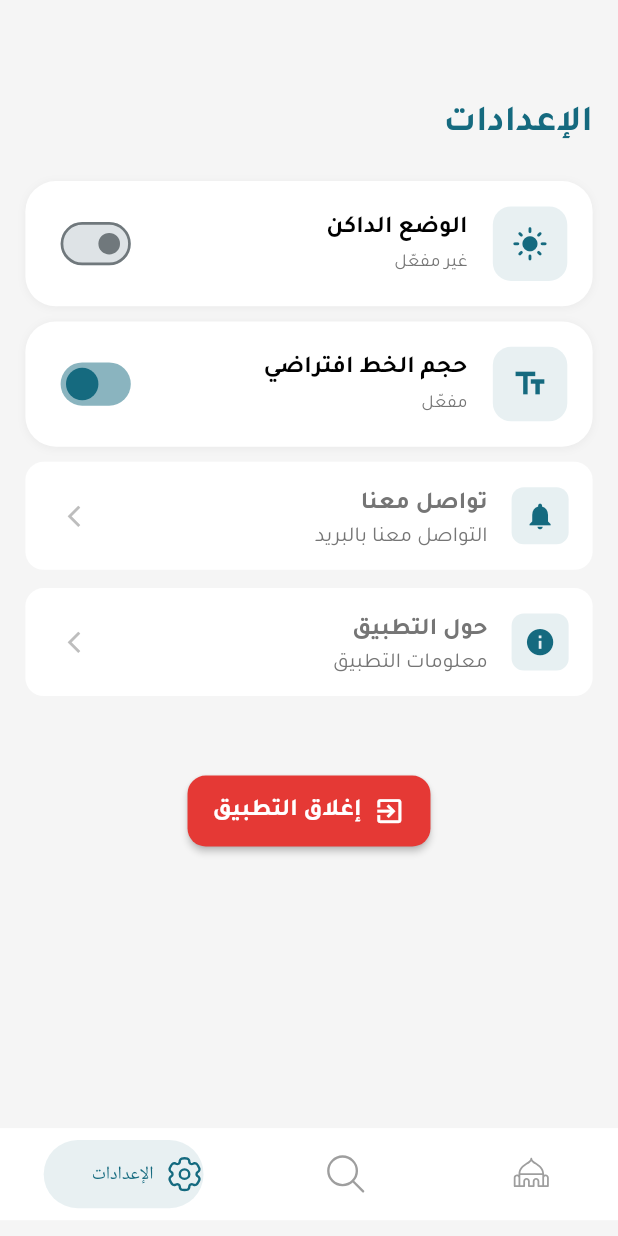
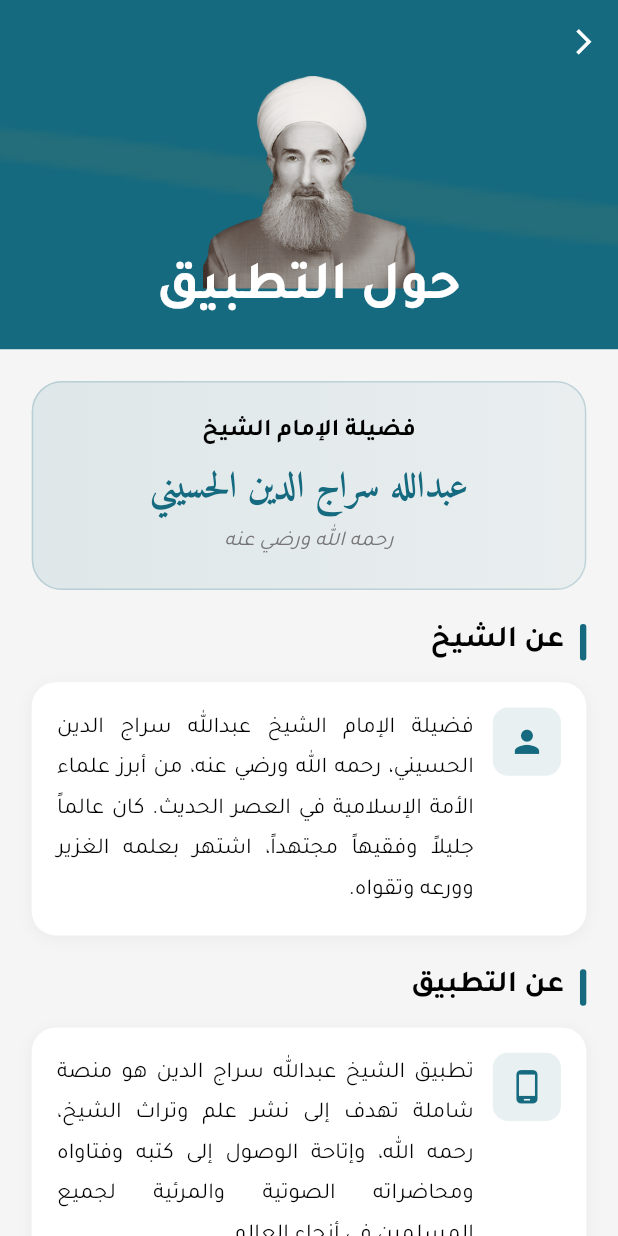
Before and after one commit to oiu85/Seraj-Aldeen-Islamic-flutter-app, a Flutter app: the screen it shows after launch, item 3 of the bottom bar chosen, after a tap on "حول التطبيق", on a phone screen of 412 x 824 dp. Run offline on Flutter 3.47's test engine with Material 3 defaults, Android fonts, the phone set to English and light mode, and no system bars; drawn by our look-alikes of flutter_animate, salomon_bottom_bar; our stand-ins replace dartz, device_info_plus, dio, equatable, flutter_bloc, flutter_screenutil and 15 more; missing offline and left inert: android_intent_plus; network calls fail.

Commit message:
*Abdullah (creating the about us page)

```diff
--- a/lib/core/routes.dart
+++ b/lib/core/routes.dart
@@ -8,5 +8,6 @@ class AppRoute{
   static const String gallery ="/gallery";
   static const String booksPage ="/booksPage";
   static const String contacUs ="/contacUs";
+  static const String aboutApp ="/aboutApp";
 
 }
--- /dev/null
+++ b/lib/features/settings/presentation/pages/about_app_page.dart
@@ -0,0 +1,450 @@
+import 'package:flutter/material.dart';
+import 'package:flutter_animate/flutter_animate.dart';
+import 'package:seraj_aldean_flutter_app/config/appconfig/app_colors.dart';
+import 'package:seraj_aldean_flutter_app/core/responsive/screen_util_res.dart';
+import 'package:seraj_aldean_flutter_app/core/shared/widgets/app_scaffold.dart';
+import 'package:seraj_aldean_flutter_app/gen/assets.gen.dart';
+import 'package:seraj_aldean_flutter_app/gen/fonts.gen.dart';
+
+/// About App Page - Information about Sheikh Abdullah Seraj Aldeen
+class AboutAppPage extends StatelessWidget {
+  const AboutAppPage({super.key});
+
+  @override
+  Widget build(BuildContext context) {
+    return AppScaffold.clean(
+      body: CustomScrollView(
+        slivers: [
+          // App Bar with Sheikh's Name
+          SliverAppBar(
+            expandedHeight: 230.h,
+            floating: false,
+            pinned: true,
+            backgroundColor: AppColors.primary,
+            leading: IconButton(
+              icon: Icon(
+                Icons.arrow_back_ios,
+                color: Colors.white,
+                size: 20.f,
+              ),
+              onPressed: () => Navigator.pop(context),
+            ),
+            flexibleSpace: FlexibleSpaceBar(
+              centerTitle: true,
+              title: Text(
+                'حول التطبيق',
+                style: TextStyle(
+                  fontFamily: FontFamily.tajawal,
+                  fontSize: 24.f,
+                  fontWeight: FontWeight.bold,
+                  color: Colors.white,
+                ),
+              ),
+              background: Container(
+                decoration: BoxDecoration(
+                  gradient: LinearGradient(
+                    begin: Alignment.topCenter,
+                    end: Alignment.bottomCenter,
+                    colors: [
+                      AppColors.primary,
+                      AppColors.primary.withValues(alpha: 0.8),
+                    ],
+                  ),
+                ),
+                child: Stack(
+                  children: [
+                    // Decorative Pattern
+                    Positioned.fill(
+                      child: Opacity(
+                        opacity: 0.1,
+                        child: Image.asset(
+                          Assets.images.appbarImageLeft.path,
+                          fit: BoxFit.cover,
+                          width: 100,
+                        ),
+                      ),
+                    ),
+                    // Sheikh Image
+                    Center(
+                      child: Padding(
+                        padding: EdgeInsets.only(top: 10.h),
+                        child: ClipRRect(
+                          borderRadius: BorderRadius.circular(20.r),
+                          child: Image.asset(
+                            Assets.images.abdullahSerajAldeen.path,
+                            height: 140.h,
+                            width: 200.w,
+                            fit: BoxFit.contain,
+                          ),
+                        ),
+                      ),
+                    ),
+                  ],
+                ),
+              ),
+            ),
+          ),
+
+          // Content
+          SliverToBoxAdapter(
+            child: Padding(
+              padding: EdgeInsets.all(20.w),
+              child: Column(
+                crossAxisAlignment: CrossAxisAlignment.start,
+                children: [
+                  // Sheikh's Name Card
+                  _buildSheikhNameCard()
+                      .animate()
+                      .fadeIn(duration: 600.ms, delay: 200.ms)
+                      .slideY(begin: 0.2, end: 0, duration: 500.ms, delay: 200.ms),
+
+                  SizedBox(height: 20.h),
+
+                  // About Sheikh Section
+                  _buildSectionTitle('عن الشيخ')
+                      .animate()
+                      .fadeIn(duration: 500.ms, delay: 400.ms)
+                      .slideX(begin: -0.2, end: 0, duration: 500.ms, delay: 400.ms),
+
+                  SizedBox(height: 12.h),
+
+                  _buildContentCard(
+                    icon: Icons.person,
+                    content:
+                        'فضيلة الإمام الشيخ عبدالله سراج الدين الحسيني، رحمه الله ورضي عنه، من أبرز علماء الأمة الإسلامية في العصر الحديث. كان عالماً جليلاً وفقيهاً مجتهداً، اشتهر بعلمه الغزير وورعه وتقواه.',
+                  ).animate()
+                      .fadeIn(duration: 600.ms, delay: 500.ms)
+                      .slideY(begin: 0.2, end: 0, duration: 500.ms, delay: 500.ms),
+
+                  SizedBox(height: 20.h),
+
+                  // About App Section
+                  _buildSectionTitle('عن التطبيق')
+                      .animate()
+                      .fadeIn(duration: 500.ms, delay: 600.ms)
+                      .slideX(begin: -0.2, end: 0, duration: 500.ms, delay: 600.ms),
+
+                  SizedBox(height: 12.h),
+
+                  _buildContentCard(
+                    icon: Icons.phone_android,
+                    content:
+                        'تطبيق الشيخ عبدالله سراج الدين هو منصة شاملة تهدف إلى نشر علم وتراث الشيخ، رحمه الله، وإتاحة الوصول إلى كتبه وفتاواه ومحاضراته الصوتية والمرئية لجميع المسلمين في أنحاء العالم.',
+                  ).animate()
+                      .fadeIn(duration: 600.ms, delay: 700.ms)
+                      .slideY(begin: 0.2, end: 0, duration: 500.ms, delay: 700.ms),
+
+                  SizedBox(height: 20.h),
+
+                  // App Features Section
+                  _buildSectionTitle('مميزات التطبيق')
+                      .animate()
+                      .fadeIn(duration: 500.ms, delay: 800.ms)
+                      .slideX(begin: -0.2, end: 0, duration: 500.ms, delay: 800.ms),
+
+                  SizedBox(height: 12.h),
+
+                  _buildFeaturesList().animate()
+                      .fadeIn(duration: 600.ms, delay: 900.ms)
+                      .slideY(begin: 0.2, end: 0, duration: 500.ms, delay: 900.ms),
+
+                  SizedBox(height: 20.h),
+
+                  // Purpose Section
+                  _buildSectionTitle('رسالة التطبيق')
+                      .animate()
+                      .fadeIn(duration: 500.ms, delay: 1000.ms)
+                      .slideX(begin: -0.2, end: 0, duration: 500.ms, delay: 1000.ms),
+
+                  SizedBox(height: 12.h),
+
+                  _buildContentCard(
+                    icon: Icons.menu_book,
+                    content:
+                        'يسعى هذا التطبيق إلى حفظ التراث العلمي للشيخ عبدالله سراج الدين وتقديمه للأجيال القادمة بطريقة عصرية وميسرة، ليستفيد منه طلاب العلم والباحثون والمهتمون بالعلوم الشرعية.',
+                  ).animate()
+                      .fadeIn(duration: 600.ms, delay: 1100.ms)
+                      .slideY(begin: 0.2, end: 0, duration: 500.ms, delay: 1100.ms),
+
+                  SizedBox(height: 20.h),
+
+                  // Dua Section
+                  _buildDuaCard()
+                      .animate()
+                      .fadeIn(duration: 600.ms, delay: 1200.ms)
+                      .scale(begin: const Offset(0.9, 0.9), end: const Offset(1.0, 1.0), duration: 500.ms, delay: 1200.ms),
+
+                  SizedBox(height: 30.h),
+                ],
+              ),
+            ),
+          ),
+        ],
+      ),
+    );
+  }
+
+  Widget _buildSheikhNameCard() {
+    return Container(
+      width: double.infinity,
+      padding: EdgeInsets.all(20.w),
+      decoration: BoxDecoration(
+        gradient: LinearGradient(
+          colors: [
+            AppColors.primary.withValues(alpha: 0.1),
+            AppColors.primary.withValues(alpha: 0.05),
+          ],
+        ),
+        borderRadius: BorderRadius.circular(20.r),
+        border: Border.all(
+          color: AppColors.primary.withValues(alpha: 0.2),
+          width: 1,
+        ),
+      ),
+      child: Column(
+        children: [
+          Text(
+            'فضيلة الإمام الشيخ',
+            style: TextStyle(
+              fontFamily: FontFamily.tajawal,
+              fontSize: 16.f,
+              fontWeight: FontWeight.w600,
+              color: AppColors.textPrimary,
+            ),
+            textAlign: TextAlign.center,
+          ),
+          SizedBox(height: 8.h),
+          Text(
+            'عبدالله سراج الدين الحسيني',
+            style: TextStyle(
+              fontFamily: FontFamily.amiri,
+              fontSize: 24.f,
+              fontWeight: FontWeight.bold,
+              color: AppColors.primary,
+              height: 1.5,
+            ),
+            textAlign: TextAlign.center,
+          ),
+          SizedBox(height: 8.h),
+          Text(
+            'رحمه الله ورضي عنه',
+            style: TextStyle(
+              fontFamily: FontFamily.tajawal,
+              fontSize: 14.f,
+              color: AppColors.textSecondary,
+              fontStyle: FontStyle.italic,
+            ),
+            textAlign: TextAlign.center,
+          ),
+        ],
+      ),
+    );
+  }
+
+  Widget _buildSectionTitle(String title) {
+    return Row(
+      children: [
+        Container(
+          width: 4.w,
+          height: 24.h,
+          decoration: BoxDecoration(
+            color: AppColors.primary,
+            borderRadius: BorderRadius.circular(2.r),
+          ),
+        ),
+        SizedBox(width: 10.w),
+        Text(
+          title,
+          style: TextStyle(
+            fontFamily: FontFamily.tajawal,
+            fontSize: 20.f,
+            fontWeight: FontWeight.bold,
+            color: AppColors.textPrimary,
+          ),
+        ),
+      ],
+    );
+  }
+
+  Widget _buildContentCard({
+    required IconData icon,
+    required String content,
+  }) {
+    return Container(
+      width: double.infinity,
+      padding: EdgeInsets.all(16.w),
+      decoration: BoxDecoration(
+        color: AppColors.cardBackground,
+        borderRadius: BorderRadius.circular(16.r),
+        boxShadow: [
+          BoxShadow(
+            color: AppColors.black.withValues(alpha: 0.05),
+            blurRadius: 8,
+            offset: const Offset(0, 2),
+          ),
+        ],
+      ),
+      child: Row(
+        crossAxisAlignment: CrossAxisAlignment.start,
+        children: [
+          Container(
+            padding: EdgeInsets.all(10.w),
+            decoration: BoxDecoration(
+              color: AppColors.primary.withValues(alpha: 0.1),
+              borderRadius: BorderRadius.circular(10.r),
+            ),
+            child: Icon(
+              icon,
+              color: AppColors.primary,
+              size: 24.f,
+            ),
+          ),
+          SizedBox(width: 12.w),
+          Expanded(
+            child: Text(
+              content,
+              style: TextStyle(
+                fontFamily: FontFamily.tajawal,
+                fontSize: 15.f,
+                color: AppColors.textPrimary,
+                height: 1.8,
+              ),
+              textAlign: TextAlign.justify,
+            ),
+          ),
+        ],
+      ),
+    );
+  }
+
+  Widget _buildFeaturesList() {
+    final features = [
+      {'icon': Icons.book, 'text': 'كُتُب الإمام ومؤلفاته القيمة'},
+      {'icon': Icons.article, 'text': 'فوائد وفتاوى شرعية'},
+      {'icon': Icons.headphones, 'text': 'مكتبة صوتية شاملة'},
+      {'icon': Icons.video_library, 'text': 'محاضرات ودروس مرئية'},
+      {'icon': Icons.photo_library, 'text': 'معرض صور توثيقي'},
+      {'icon': Icons.search, 'text': 'بحث شامل في المحتوى'},
+    ];
+
+    return Container(
+      padding: EdgeInsets.all(16.w),
+      decoration: BoxDecoration(
+        color: AppColors.cardBackground,
+        borderRadius: BorderRadius.circular(16.r),
+        boxShadow: [
+          BoxShadow(
+            color: AppColors.black.withValues(alpha: 0.05),
+            blurRadius: 8,
+            offset: const Offset(0, 2),
+          ),
+        ],
+      ),
+      child: Column(
+        children: features.map((feature) {
+          return Padding(
+            padding: EdgeInsets.symmetric(vertical: 8.h),
+            child: Row(
+              children: [
+                Container(
+                  padding: EdgeInsets.all(8.w),
+                  decoration: BoxDecoration(
+                    color: AppColors.primary.withValues(alpha: 0.1),
+                    borderRadius: BorderRadius.circular(8.r),
+                  ),
+                  child: Icon(
+                    feature['icon'] as IconData,
+                    color: AppColors.primary,
+                    size: 20.f,
+                  ),
+                ),
+                SizedBox(width: 12.w),
+                Expanded(
+                  child: Text(
+                    feature['text'] as String,
+                    style: TextStyle(
+                      fontFamily: FontFamily.tajawal,
+                      fontSize: 14.f,
+                      color: AppColors.textPrimary,
+                    ),
+                  ),
+                ),
+                Icon(
+                  Icons.check_circle,
+                  color: AppColors.primary,
+                  size: 18.f,
+                ),
+              ],
+            ),
+          );
+        }).toList(),
+      ),
+    );
+  }
+
+  Widget _buildDuaCard() {
+    return Container(
+      width: double.infinity,
+      padding: EdgeInsets.all(20.w),
+      decoration: BoxDecoration(
+        gradient: LinearGradient(
+          begin: Alignment.topRight,
+          end: Alignment.bottomLeft,
+          colors: [
+            AppColors.primary.withValues(alpha: 0.15),
+            AppColors.primary.withValues(alpha: 0.05),
+          ],
+        ),
+        borderRadius: BorderRadius.circular(20.r),
+        border: Border.all(
+          color: AppColors.primary.withValues(alpha: 0.3),
+          width: 1.5,
+        ),
+      ),
+      child: Column(
+        children: [
+          Icon(
+            Icons.auto_awesome,
+            color: AppColors.primary,
+            size: 32.f,
+          ),
+          SizedBox(height: 12.h),
+          Text(
+            'رَحِمَهُ اللهُ رَحْمَةً وَاسِعَةً',
+            style: TextStyle(
+              fontFamily: FontFamily.amiri,
+              fontSize: 22.f,
+              fontWeight: FontWeight.bold,
+              color: AppColors.primary,
+              height: 1.8,
+            ),
+            textAlign: TextAlign.center,
+          ),
+          SizedBox(height: 8.h),
+          Text(
+            'وَأَسْكَنَهُ فَسِيحَ جَنَّاتِهِ',
+            style: TextStyle(
+              fontFamily: FontFamily.amiri,
+              fontSize: 20.f,
+              fontWeight: FontWeight.bold,
+              color: AppColors.primary,
+              height: 1.8,
+            ),
+            textAlign: TextAlign.center,
+          ),
+          SizedBox(height: 8.h),
+          Text(
+            'وَجَزَاهُ عَنَّا وَعَنِ الْمُسْلِمِينَ خَيْرَ الْجَزَاءِ',
+            style: TextStyle(
+              fontFamily: FontFamily.amiri,
+              fontSize: 18.f,
+              color: AppColors.textPrimary,
+              height: 1.8,
+            ),
+            textAlign: TextAlign.center,
+          ),
+        ],
+      ),
+    );
+  }
+}
--- a/lib/features/settings/presentation/pages/settings_page.dart
+++ b/lib/features/settings/presentation/pages/settings_page.dart
@@ -4,6 +4,7 @@ import 'package:flutter/material.dart';
 import 'package:get/get.dart';
 import 'package:seraj_aldean_flutter_app/core/responsive/screen_util_res.dart';
 import 'package:seraj_aldean_flutter_app/core/routes.dart';
+import 'package:seraj_aldean_flutter_app/features/settings/presentation/widgets/download_path_widget.dart';
 import 'package:seraj_aldean_flutter_app/features/settings/presentation/widgets/font_size_toggle_widget.dart';
 import 'package:seraj_aldean_flutter_app/features/settings/presentation/widgets/theme_toggle_widget.dart';
 import '../../../../config/appconfig/app_colors.dart';
@@ -57,8 +58,16 @@ class SettingsPage extends StatelessWidget {
                     icon: Icons.info,
                     title: "حول التطبيق",
                     subtitle: "معلومات التطبيق",
-                    onTap: () {},
+                    onTap: () {
+                      Get.toNamed(AppRoute.aboutApp);
+                    },
                   ),
+
+                  SizedBox(height: 10.h),
+
+                  // Download Path Widget
+                  const DownloadPathWidget(),
+
                   SizedBox(height: 40.h),
                   Center(
                     child: CloseAppButton(
--- /dev/null
+++ b/lib/features/settings/presentation/widgets/download_path_widget.dart
@@ -0,0 +1,237 @@
+import 'package:flutter/material.dart';
+import 'package:flutter/services.dart';
+import 'package:seraj_aldean_flutter_app/config/appconfig/app_colors.dart';
+import 'package:seraj_aldean_flutter_app/core/responsive/screen_util_res.dart';
+import 'package:seraj_aldean_flutter_app/gen/fonts.gen.dart';
+
+/// Download Path Widget for Settings Page (Read-Only)
+class DownloadPathWidget extends StatefulWidget {
+  const DownloadPathWidget({super.key});
+
+  @override
+  State<DownloadPathWidget> createState() => _DownloadPathWidgetState();
+}
+
+class _DownloadPathWidgetState extends State<DownloadPathWidget> {
+  // Default Android download path (Read-Only)
+  final String _downloadPath = '/storage/emulated/0/Download';
+  bool _isExpanded = false;
+
+  void _copyPathToClipboard() {
+    Clipboard.setData(ClipboardData(text: _downloadPath));
+    ScaffoldMessenger.of(context).showSnackBar(
+      SnackBar(
+        content: Text(
+          'تم نسخ المسار',
+          style: TextStyle(
+            fontFamily: FontFamily.tajawal,
+            fontSize: 14.f,
+          ),
+          textAlign: TextAlign.center,
+        ),
+        backgroundColor: AppColors.primary,
+        duration: const Duration(seconds: 2),
+        behavior: SnackBarBehavior.floating,
+        shape: RoundedRectangleBorder(
+          borderRadius: BorderRadius.circular(10.r),
+        ),
+      ),
+    );
+  }
+
+  @override
+  Widget build(BuildContext context) {
+    return Container(
+      margin: EdgeInsets.symmetric(horizontal: 0.w, vertical: 0.h),
+      padding: EdgeInsets.all(16.w),
+      decoration: BoxDecoration(
+        color: AppColors.cardBackground,
+        borderRadius: BorderRadius.circular(20.r),
+        boxShadow: [
+          BoxShadow(
+            color: AppColors.black.withValues(alpha: 0.05),
+            blurRadius: 4,
+            offset: const Offset(0, 1),
+          ),
+        ],
+      ),
+      child: Column(
+        children: [
+          // Main Row
+          InkWell(
+            onTap: () {
+              setState(() {
+                _isExpanded = !_isExpanded;
+              });
+            },
+            borderRadius: BorderRadius.circular(12.r),
+            child: Row(
+              children: [
+                // Icon
+                Container(
+                  padding: EdgeInsets.all(12.w),
+                  decoration: BoxDecoration(
+                    color: AppColors.primary.withValues(alpha: 0.1),
+                    borderRadius: BorderRadius.circular(12.r),
+                  ),
+                  child: Icon(
+                    Icons.folder_outlined,
+                    color: AppColors.primary,
+                    size: 24.f,
+                  ),
+                ),
+                SizedBox(width: 16.w),
+
+                // Text
+                Expanded(
+                  child: Column(
+                    crossAxisAlignment: CrossAxisAlignment.start,
+                    children: [
+                      Text(
+                        'مسار التنزيلات',
+                        style: TextStyle(
+                          fontSize: 16.f,
+                          fontWeight: FontWeight.bold,
+                          fontFamily: FontFamily.tajawal,
+                          color: AppColors.textPrimary,
+                        ),
+                      ),
+                      SizedBox(height: 4.h),
+                      Text(
+                        _isExpanded
+                            ? _downloadPath
+                            : '${_downloadPath.substring(0, _downloadPath.length > 25 ? 25 : _downloadPath.length)}...',
+                        style: TextStyle(
+                          fontSize: 12.f,
+                          fontFamily: FontFamily.tajawal,
+                          color: AppColors.textSecondary,
+                        ),
+                        maxLines: _isExpanded ? null : 1,
+                        overflow: _isExpanded ? null : TextOverflow.ellipsis,
+                      ),
+                    ],
+                  ),
+                ),
+
+                // Expand/Collapse Icon
+                Icon(
+                  _isExpanded ? Icons.arrow_back_ios: Icons.arrow_forward_ios ,
+                  size: 16.w,
+                  color: AppColors.textSecondary,
+                ),
+              ],
+            ),
+          ),
+
+          // Expanded Content
+          if (_isExpanded) ...[
+            SizedBox(height: 16.h),
+            Container(
+              padding: EdgeInsets.all(12.w),
+              decoration: BoxDecoration(
+                color: AppColors.primary.withValues(alpha: 0.05),
+                borderRadius: BorderRadius.circular(12.r),
+                border: Border.all(
+                  color: AppColors.primary.withValues(alpha: 0.1),
+                  width: 1,
+                ),
+              ),
+              child: Column(
+                crossAxisAlignment: CrossAxisAlignment.stretch,
+                children: [
+                  // Full Path Display
+                  Container(
+                    padding: EdgeInsets.all(12.w),
+                    decoration: BoxDecoration(
+                      color: AppColors.scaffoldBackground,
+                      borderRadius: BorderRadius.circular(8.r),
+                    ),
+                    child: Row(
+                      children: [
+                        Icon(
+                          Icons.folder,
+                          color: AppColors.primary,
+                          size: 20.f,
+                        ),
+                        SizedBox(width: 8.w),
+                        Expanded(
+                          child: Text(
+                            _downloadPath,
+                            style: TextStyle(
+                              fontSize: 13.f,
+                              fontFamily: FontFamily.tajawal,
+                              color: AppColors.textPrimary,
+                              fontWeight: FontWeight.w500,
+                            ),
+                          ),
+                        ),
+                      ],
+                    ),
+                  ),
+
+                  SizedBox(height: 12.h),
+
+                  // Copy Button
+                  SizedBox(
+                    width: double.infinity,
+                    child: ElevatedButton.icon(
+                      onPressed: _copyPathToClipboard,
+                      icon: Icon(
+                        Icons.copy,
+                        size: 18.f,
+                      ),
+                      label: Text(
+                        'نسخ المسار',
+                        style: TextStyle(
+                          fontSize: 14.f,
+                          fontFamily: FontFamily.tajawal,
+                          fontWeight: FontWeight.w600,
+                        ),
+                      ),
+                      style: ElevatedButton.styleFrom(
+                        backgroundColor: AppColors.primary,
+                        foregroundColor: Colors.white,
+                        padding: EdgeInsets.symmetric(
+                          vertical: 12.h,
+                          horizontal: 16.w,
+                        ),
+                        shape: RoundedRectangleBorder(
+                          borderRadius: BorderRadius.circular(10.r),
+                        ),
+                      ),
+                    ),
+                  ),
+
+                  SizedBox(height: 8.h),
+
+                  // Info Text
+                  Row(
+                    children: [
+                      Icon(
+                        Icons.info_outline,
+                        size: 16.f,
+                        color: AppColors.textSecondary,
+                      ),
+                      SizedBox(width: 6.w),
+                      Expanded(
+                        child: Text(
+                          'سيتم حفظ جميع التنزيلات في هذا المسار',
+                          style: TextStyle(
+                            fontSize: 11.f,
+                            fontFamily: FontFamily.tajawal,
+                            color: AppColors.textSecondary,
+                            fontStyle: FontStyle.italic,
+                          ),
+                        ),
+                      ),
+                    ],
+                  ),
+                ],
+              ),
+            ),
+          ],
+        ],
+      ),
+    );
+  }
+}
--- a/lib/routes.dart
+++ b/lib/routes.dart
@@ -5,6 +5,7 @@ import 'package:seraj_aldean_flutter_app/features/biography/presentation/pages/b
 import 'package:seraj_aldean_flutter_app/features/books_library/presentation/pages/books_page.dart';
 import 'package:seraj_aldean_flutter_app/features/home/presentation/pages/home_page.dart';
 import 'package:seraj_aldean_flutter_app/features/image_galary/presentation/pages/gallery.dart';
+import 'package:seraj_aldean_flutter_app/features/settings/presentation/pages/about_app_page.dart';
 import 'package:seraj_aldean_flutter_app/features/sounds_library/presentation/pages/sounds_page.dart';
 import 'package:seraj_aldean_flutter_app/features/video_library/presentation/pages/player_page.dart';
 import 'core/routes.dart';
@@ -31,4 +32,5 @@ List<GetPage<dynamic>>? routes=[
  GetPage(name: AppRoute.gallery, page: ()=> const Gallery()),
  GetPage(name: AppRoute.booksPage, page: ()=> const BooksPage()),
  GetPage(name: AppRoute.contacUs, page: ()=> const ContactUsPage()),
+ GetPage(name: AppRoute.aboutApp, page: ()=> const AboutAppPage()),
 ];
```
